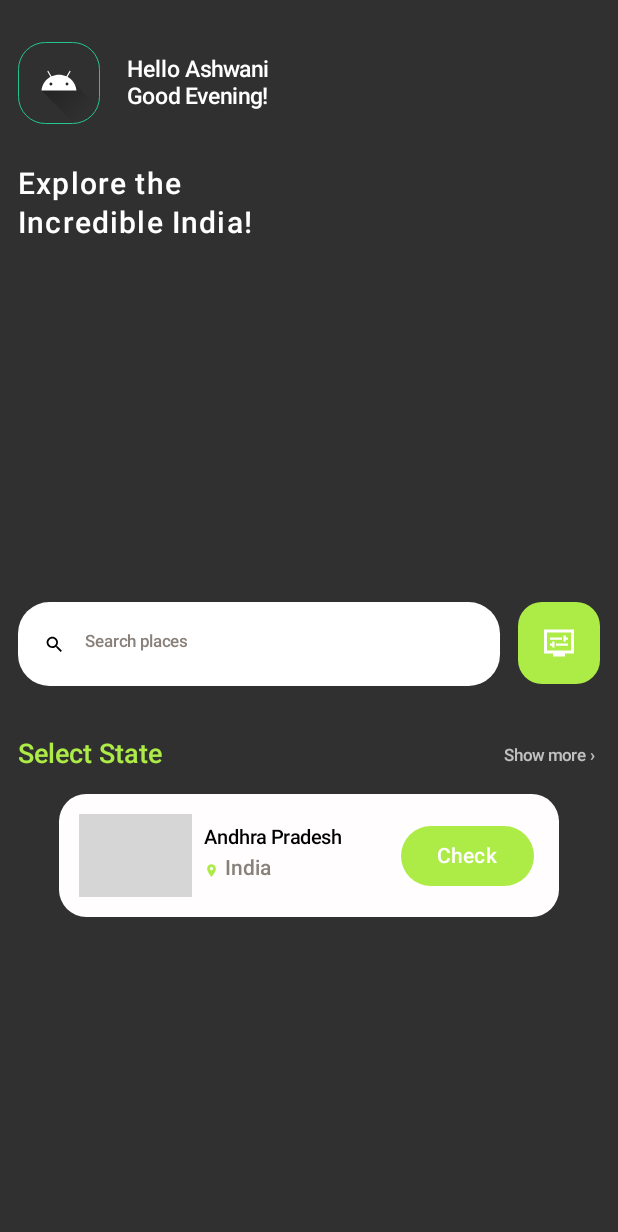
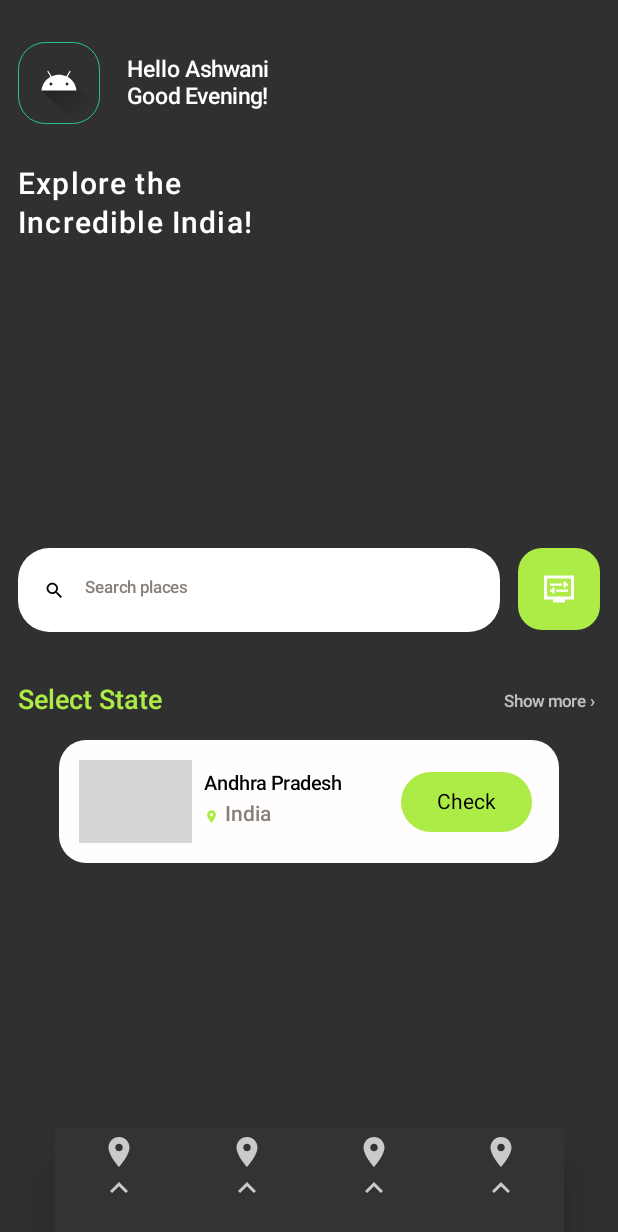
Before and after one commit to ashwanil23/Roam-India, an Android app built with Jetpack Compose: the MainScreen screen opened through its navigation route, on a phone screen of 412 x 824 dp. Shown: the top 1232 px of the screen. Run offline under Robolectric (Android 15) with nearby library versions, the phone set to English and light mode, and no system bars; grey boxes are pictures that could not be loaded.

Commit message:
16-02-2025

```diff
--- a/app/src/main/java/com/ashwani/l23/roamindia/MainActivity.kt
+++ b/app/src/main/java/com/ashwani/l23/roamindia/MainActivity.kt
@@ -7,7 +7,6 @@ import androidx.activity.compose.setContent
 import androidx.compose.foundation.Image
 import androidx.compose.foundation.background
 import androidx.compose.foundation.border
-import androidx.compose.foundation.gestures.scrollable
 import androidx.compose.foundation.layout.*
 import androidx.compose.foundation.layout.Arrangement
 import androidx.compose.foundation.rememberScrollState
@@ -15,8 +14,14 @@ import androidx.compose.foundation.shape.RoundedCornerShape
 import androidx.compose.foundation.text.KeyboardActions
 import androidx.compose.foundation.text.KeyboardOptions
 import androidx.compose.foundation.verticalScroll
+import androidx.compose.material.BottomNavigation
+import androidx.compose.material.BottomNavigationItem
+import androidx.compose.material.Icon
+import androidx.compose.material.Text
 import androidx.compose.material.icons.Icons
+import androidx.compose.material.icons.filled.KeyboardArrowUp
 import androidx.compose.material.icons.filled.LocationOn
+import androidx.compose.material.icons.filled.Place
 import androidx.compose.material.icons.filled.Search
 import androidx.compose.material3.*
 import androidx.compose.runtime.*
@@ -26,33 +31,36 @@ import androidx.compose.ui.draw.clip
 import androidx.compose.ui.draw.shadow
 import androidx.compose.ui.graphics.Brush
 import androidx.compose.ui.graphics.Color
-import androidx.compose.ui.graphics.vector.ImageVector
 import androidx.compose.ui.layout.ContentScale
 import androidx.compose.ui.platform.LocalContext
+import androidx.compose.ui.res.dimensionResource
 import androidx.compose.ui.res.painterResource
 import androidx.compose.ui.text.TextStyle
 import androidx.compose.ui.text.font.FontWeight
+import androidx.compose.ui.text.input.ImeAction
 import androidx.compose.ui.text.input.KeyboardType
 import androidx.compose.ui.tooling.preview.Preview
 import androidx.compose.ui.unit.dp
 import androidx.compose.ui.unit.sp
 import androidx.core.splashscreen.SplashScreen.Companion.installSplashScreen
 import androidx.navigation.NavController
+import androidx.navigation.NavHostController
 import androidx.navigation.compose.NavHost
 import androidx.navigation.compose.composable
 import androidx.navigation.compose.rememberNavController
 import com.airbnb.lottie.compose.*
+import com.ashwani.l23.roamindia.pages.PlaceScreen
+import com.ashwani.l23.roamindia.pages.StateScreen
 import com.ashwani.l23.roamindia.ui.onboarding.OnboardingScreen
 import com.ashwani.l23.roamindia.ui.theme.RoamIndiaTheme
+import com.ashwani.l23.roamindia.ui.theme.parrot
 import com.ashwani.l23.roamindia.utils.PreferencesManager
 import com.ashwani.l23.roamindia.utils.Routes
 import kotlinx.coroutines.delay
-import androidx.compose.ui.text.input.ImeAction
-import com.ashwani.l23.roamindia.ui.theme.parrot
 
 
     // Constants and styles
-    private object AppDimensions {
+    internal object AppDimensions {
         val stateTileWidth = 333.52374.dp
         val stateTileHeight = 82.11375.dp
         val iconSize = 54.7425.dp
@@ -60,7 +68,7 @@ import com.ashwani.l23.roamindia.ui.theme.parrot
         val searchBarPadding = 28.dp
     }
 
-    private object AppStyles {
+    internal object AppStyles {
         val titleTextStyle = TextStyle(
             fontSize = 20.28.sp,
             lineHeight = 25.34.sp,
@@ -141,30 +149,124 @@ import com.ashwani.l23.roamindia.ui.theme.parrot
 
         RoamIndiaTheme {
             NavHost(navController, startDestination = startDestination) {
-                composable(Routes.ONBOARDING_SCREEN) {
+                composable(route = Routes.ONBOARDING_SCREEN) {
                     OnboardingScreen(navController, preferencesManager)
                 }
-                composable(Routes.SPLASH_SCREEN) {
+                composable(route = Routes.SPLASH_SCREEN) {
                     SplashScreen(navController, LocalContext.current)
                 }
-                composable(Routes.MAIN_SCREEN) {
-                    MainScreen()
+                composable(route = Routes.MAIN_SCREEN) {
+                    MainScreen(onCheckButtonClicked = {navController.navigate(Routes.STATE_SCREEN)} )
+                }
+                composable(route = Routes.STATE_SCREEN){
+                    StateScreen(onCheckButtonClicked = {navController.navigate(Routes.PLACE_SCREEN)})
+                }
+                composable(route = Routes.PLACE_SCREEN){
+                    PlaceScreen(onCheckButtonClicked = {})
                 }
             }
         }
     }
 
     @Composable
-    fun MainScreen() {
+    fun MainScreen(
+        onCheckButtonClicked: () -> Unit
+    ) {
         Scaffold(
-            topBar = { RoamIndiaTopBar() }
+            topBar = { RoamIndiaTopBar() },
+            bottomBar = {RoamIndiaBottomBar()}
         ) { innerPadding ->
-            MainContent(innerPadding)
+            MainContent(innerPadding,onCheckButtonClicked = onCheckButtonClicked)
         }
     }
 
     @Composable
-    private fun MainContent(innerPadding: PaddingValues) {
+    fun RoamIndiaBottomBar() {
+        Column(
+            verticalArrangement = Arrangement.Center,
+            horizontalAlignment = Alignment.CenterHorizontally,
+            modifier = Modifier
+                .fillMaxWidth(),
+        ){
+            BottomNavigation(
+                backgroundColor = Color(0xFF333333),
+                elevation = 19.261249542236328.dp,
+                contentColor = Color.White,
+                modifier = Modifier
+                    .width(339.60626.dp)
+                    .height(71.97624.dp)
+                    .background(color = Color(0xFF333333), shape = RoundedCornerShape(size = 39.53625.dp))
+            ) {
+                BottomNavigationItem(
+                    selected = false,
+                    onClick = {  },
+                    icon = {
+                        Column {
+                            Icon(
+                                imageVector = Icons.Default.Place,
+                                contentDescription = "Hero List",
+                            )
+                            Icon(
+                                imageVector = Icons.Filled.KeyboardArrowUp,
+                                contentDescription = null
+                            )
+                        }
+                    }
+                )
+                BottomNavigationItem(
+                    selected = false,
+                    onClick = {  },
+                    icon = {
+                        Column {
+                            Icon(
+                                imageVector = Icons.Default.Place,
+                                contentDescription = "Hero List",
+                            )
+                            Icon(
+                                imageVector = Icons.Filled.KeyboardArrowUp,
+                                contentDescription = null
+                            )
+                        }
+                    }
+                )
+                BottomNavigationItem(
+                    selected = false,
+                    onClick = {  },
+                    icon = {
+                        Column {
+                            Icon(
+                                imageVector = Icons.Default.Place,
+                                contentDescription = "Hero List",
+                            )
+                            Icon(
+                                imageVector = Icons.Filled.KeyboardArrowUp,
+                                contentDescription = null
+                            )
+                        }
+                    }
+                )
+                BottomNavigationItem(
+                    selected = false,
+                    onClick = {  },
+                    icon = {
+                        Column {
+                            Icon(
+                                imageVector = Icons.Default.Place,
+                                contentDescription = "Hero List",
+                            )
+                            Icon(
+                                imageVector = Icons.Filled.KeyboardArrowUp,
+                                contentDescription = null
+                            )
+                        }
+                    }
+                )
+            }
+        }
+    }
+
+    @Composable
+    private fun MainContent(innerPadding: PaddingValues, onCheckButtonClicked: () -> Unit) {
         Column(
             modifier = Modifier
                 .fillMaxSize()
@@ -174,21 +276,21 @@ import com.ashwani.l23.roamindia.ui.theme.parrot
             verticalArrangement = Arrangement.Center
         ) {
             AppSearchBar()
-            StatesListElement()
+            StatesListElement(onCheckButtonClicked = onCheckButtonClicked)
         }
     }
 
     @Composable
-    fun StatesListElement() {
+    fun StatesListElement(onCheckButtonClicked: () -> Unit) {
         Column(
             modifier = Modifier.verticalScroll(rememberScrollState())
         ) {
-            StateTile()
+            StateTile(onCheckButtonClicked = onCheckButtonClicked)
         }
     }
 
     @Composable
-    private fun StateTile() {
+    private fun StateTile(onCheckButtonClicked: () -> Unit) {
         Box(
             modifier = Modifier
                 .width(AppDimensions.stateTileWidth)
@@ -198,12 +300,12 @@ import com.ashwani.l23.roamindia.ui.theme.parrot
                     shape = RoundedCornerShape(AppDimensions.cornerRadius)
                 )
         ) {
-            StateTileContent()
+            StateTileContent(onCheckButtonClicked = onCheckButtonClicked)
         }
     }
 
     @Composable
-    private fun StateTileContent() {
+    private fun StateTileContent(onCheckButtonClicked: () -> Unit) {
         Row(
             modifier = Modifier
                 .fillMaxHeight()
@@ -213,7 +315,7 @@ import com.ashwani.l23.roamindia.ui.theme.parrot
         ) {
             StateImage()
             StateInfo()
-            CheckButton()
+            CheckButton(onCheckButtonClicked = onCheckButtonClicked)
         }
     }
 
@@ -272,9 +374,9 @@ import com.ashwani.l23.roamindia.ui.theme.parrot
     }
 
     @Composable
-    private fun CheckButton() {
+    private fun CheckButton(onCheckButtonClicked: () -> Unit) {
         Button(
-            onClick = {},
+            onClick = {onCheckButtonClicked()},
             colors = ButtonDefaults.buttonColors(parrot)
         ) {
             Text(text = "Check")
@@ -366,7 +468,7 @@ import com.ashwani.l23.roamindia.ui.theme.parrot
             textStyle = TextStyle(brush = textBrush),
             keyboardOptions = KeyboardOptions.Default.copy(
                 keyboardType = KeyboardType.Text,
-                imeAction = ImeAction.Search
+                imeAction = ImeAction.Default
             ),
             keyboardActions = KeyboardActions(onSearch = {}),
             colors = TextFieldDefaults.colors(
@@ -570,7 +672,7 @@ import com.ashwani.l23.roamindia.ui.theme.parrot
         heightDp = 800
     )
     @Composable
-    fun ComponentGroupPreview() {
+    fun ComponentGroupPreview(navController: NavHostController = rememberNavController()) {
         RoamIndiaTheme {
             Column(
                 modifier = Modifier
@@ -581,7 +683,7 @@ import com.ashwani.l23.roamindia.ui.theme.parrot
             ) {
                 RoamIndiaTopBar()
                 AppSearchBar()
-                StateTile()
+                StateTile(onCheckButtonClicked = {navController.navigate(Routes.STATE_SCREEN)})
                 FilterButton()
                 LocationInfo()
             }
--- a/app/src/main/java/com/ashwani/l23/roamindia/utils/AppUtils.kt
+++ b/app/src/main/java/com/ashwani/l23/roamindia/utils/AppUtils.kt
@@ -10,6 +10,9 @@ object Routes {
     const val SPLASH_SCREEN = "SplashScreen"
     const val MAIN_SCREEN = "main"
     const val ONBOARDING_SCREEN = "onboarding"
+    const val STATE_SCREEN = "state"
+    const val PLACE_SCREEN = "place"
+
 }
 
 
--- /dev/null
+++ b/app/src/main/res/drawable/area_chart.xml
@@ -0,0 +1,5 @@
+<vector xmlns:android="http://schemas.android.com/apk/res/android" android:height="24dp" android:tint="#24C6C6" android:viewportHeight="24" android:viewportWidth="24" android:width="24dp">
+
+    <path android:fillColor="@android:color/white" android:pathData="M3,13v7h18v-1.5l-9,-7L8,17L3,13zM3,7l4,3l5,-7l5,4h4v8.97l-9.4,-7.31l-3.98,5.48L3,10.44V7z"/>
+
+</vector>
--- /dev/null
+++ b/app/src/main/res/drawable/currency_rupee.xml
@@ -0,0 +1,5 @@
+<vector xmlns:android="http://schemas.android.com/apk/res/android" android:height="24dp" android:tint="#89807A" android:viewportHeight="24" android:viewportWidth="24" android:width="24dp">
+
+    <path android:fillColor="@android:color/white" android:pathData="M13.66,7C13.1,5.82 11.9,5 10.5,5L6,5V3h12v2l-3.26,0c0.48,0.58 0.84,1.26 1.05,2L18,7v2l-2.02,0c-0.25,2.8 -2.61,5 -5.48,5H9.77l6.73,7h-2.77L7,14v-2h3.5c1.76,0 3.22,-1.3 3.46,-3L6,9V7L13.66,7z"/>
+
+</vector>
--- /dev/null
+++ b/app/src/main/res/drawable/location.xml
@@ -0,0 +1,5 @@
+<vector xmlns:android="http://schemas.android.com/apk/res/android" android:height="24dp" android:tint="#B1EA47" android:viewportHeight="24" android:viewportWidth="24" android:width="24dp">
+
+    <path android:fillColor="@android:color/white" android:pathData="M12,2L12,2C8.13,2 5,5.13 5,9c0,1.74 0.5,3.37 1.41,4.84c0.95,1.54 2.2,2.86 3.16,4.4c0.47,0.75 0.81,1.45 1.17,2.26C11,21.05 11.21,22 12,22h0c0.79,0 1,-0.95 1.25,-1.5c0.37,-0.81 0.7,-1.51 1.17,-2.26c0.96,-1.53 2.21,-2.85 3.16,-4.4C18.5,12.37 19,10.74 19,9C19,5.13 15.87,2 12,2zM12,11.75c-1.38,0 -2.5,-1.12 -2.5,-2.5s1.12,-2.5 2.5,-2.5s2.5,1.12 2.5,2.5S13.38,11.75 12,11.75z"/>
+
+</vector>
--- /dev/null
+++ b/app/src/main/res/drawable/star.xml
@@ -0,0 +1,5 @@
+<vector xmlns:android="http://schemas.android.com/apk/res/android" android:height="24dp" android:tint="#DECB1F" android:viewportHeight="24" android:viewportWidth="24" android:width="24dp">
+
+    <path android:fillColor="@android:color/white" android:pathData="M12,17.27L18.18,21l-1.64,-7.03L22,9.24l-7.19,-0.61L12,2 9.19,8.63 2,9.24l5.46,4.73L5.82,21z"/>
+
+</vector>
```
Also changed, not shown: app/src/main/java/com/ashwani/l23/roamindia/pages/PlacePage.kt (added, +277 -0 lines), app/src/main/java/com/ashwani/l23/roamindia/pages/StatePage.kt (added, +271 -0 lines).
